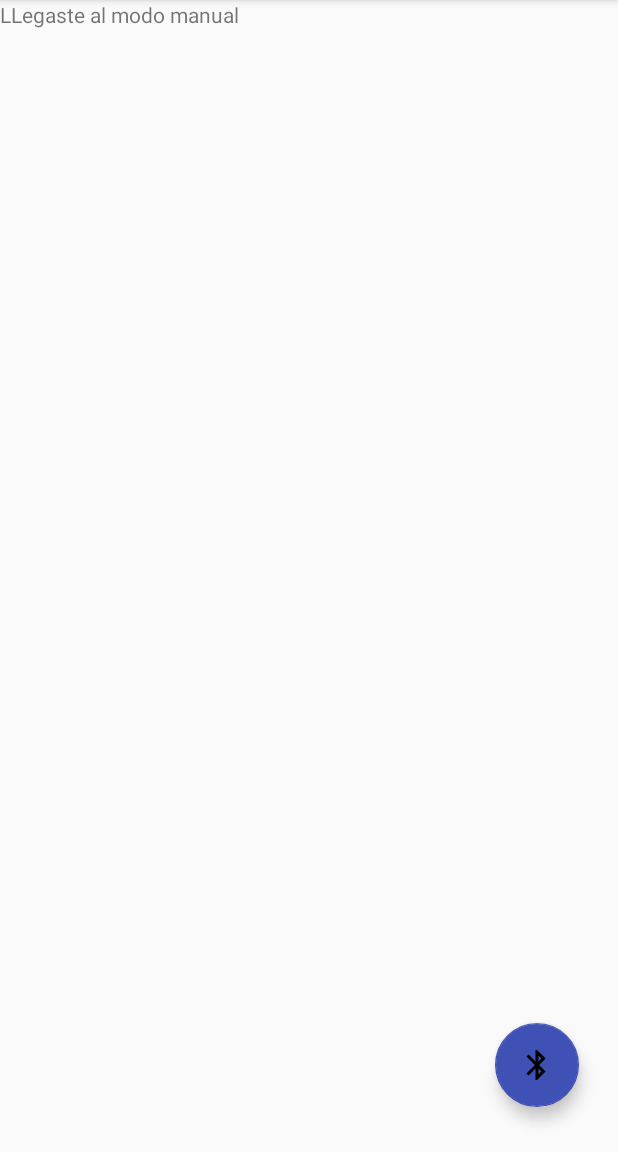
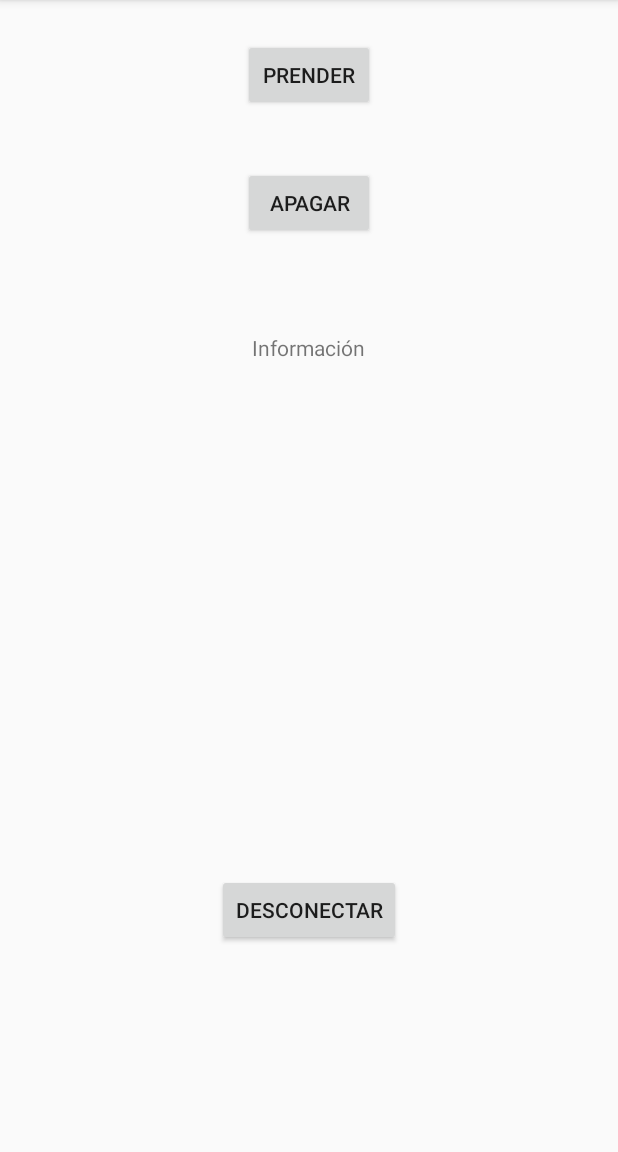
Before and after one commit to Alpercon/Crust-ceoM-vil, an Android app: the Manual screen opened directly, with no data from a screen before it, on a phone screen of 412 x 824 dp, the part 84-1236 px from its top. Run offline under Robolectric (Android 15) with nearby library versions, the phone set to English and light mode, and no system bars; network calls fail; 6 statements that could not run were skipped.

Commit message:
Conexion de bluetooth establecida

```diff
--- a/AppAndroid/Arduino/app/src/main/AndroidManifest.xml
+++ b/AppAndroid/Arduino/app/src/main/AndroidManifest.xml
@@ -4,6 +4,7 @@
 
     <uses-permission android:name="android.permission.BLUETOOTH" />
     <uses-permission android:name="android.permission.BLUETOOTH_ADMIN" />
+    <uses-permission android:name="android.permission.ACCESS_COARSE_LOCATION" />
 
     <application
         android:allowBackup="true"
--- a/AppAndroid/Arduino/app/src/main/java/com/example/epsilon/arduino/Manual.java
+++ b/AppAndroid/Arduino/app/src/main/java/com/example/epsilon/arduino/Manual.java
@@ -1,23 +1,220 @@
 package com.example.epsilon.arduino;
 
+import android.bluetooth.BluetoothAdapter;
+import android.bluetooth.BluetoothDevice;
+import android.bluetooth.BluetoothSocket;
 import android.content.Intent;
+import android.os.Handler;
 import android.support.design.widget.FloatingActionButton;
 import android.support.v7.app.AppCompatActivity;
 import android.os.Bundle;
 import android.view.View;
 import android.widget.Button;
+import android.widget.TextView;
 import android.widget.Toast;
+
+import java.io.IOException;
+import java.io.InputStream;
+import java.io.OutputStream;
+import java.util.UUID;
 
 public class Manual extends AppCompatActivity {
 
     FloatingActionButton blueBtn;
+    private int REQUEST_ENABLE_BT = 74;
+
+
+
+    //1)
+    Button IdEncender, IdApagar,IdDesconectar;
+    TextView IdBufferIn;
+
+    Handler bluetoothIn;
+    final int handlerState = 0;
+    private BluetoothAdapter btAdapter = null;
+    private BluetoothSocket btSocket = null;
+    private StringBuilder DataStringIN = new StringBuilder();
+    private ConnectedThread MyConexionBT;
+    // Identificador unico de servicio - SPP UUID
+    private static final UUID BTMODULEUUID = UUID.fromString("00001101-0000-1000-8000-00805F9B34FB");
+    // String para la direccion MAC
+    private static String address = null;
+    //-------------------------------------------
 
     @Override
     protected void onCreate(Bundle savedInstanceState) {
         super.onCreate(savedInstanceState);
         setContentView(R.layout.activity_manual);
 
-        listaDispActivity();
+        //listaDispActivity();No se usa, era para visualizar elementos bluetooth
+
+//2)
+        //Enlaza los controles con sus respectivas vistas
+        IdEncender = (Button) findViewById(R.id.IdEncender);
+        IdApagar = (Button) findViewById(R.id.IdApagar);
+        IdDesconectar = (Button) findViewById(R.id.IdDesconectar);
+        IdBufferIn = (TextView) findViewById(R.id.IdBufferIn);
+
+        bluetoothIn = new Handler() {
+            public void handleMessage(android.os.Message msg) {
+                if (msg.what == handlerState) {
+                    String readMessage = (String) msg.obj;
+                    DataStringIN.append(readMessage);
+
+                    int endOfLineIndex = DataStringIN.indexOf("#");
+
+                    if (endOfLineIndex > 0) {
+                        String dataInPrint = DataStringIN.substring(0, endOfLineIndex);
+                        IdBufferIn.setText("Dato: " + dataInPrint);//<-<- PARTE A MODIFICAR >->->
+                        DataStringIN.delete(0, DataStringIN.length());
+                    }
+                }
+            }
+        };
+
+        btAdapter = BluetoothAdapter.getDefaultAdapter(); // get Bluetooth adapter
+        EstadoBt();
+
+        // Configuracion onClick listeners para los botones
+        // para indicar que se realizara cuando se detecte
+        // el evento de Click
+        IdEncender.setOnClickListener(new View.OnClickListener() {
+            public void onClick(View v)
+            {
+                MyConexionBT.write("1");
+
+            }
+        });
+
+        IdApagar.setOnClickListener(new View.OnClickListener() {
+            public void onClick(View v) {
+                MyConexionBT.write("0");
+            }
+        });
+
+        IdDesconectar.setOnClickListener(new View.OnClickListener() {
+            public void onClick(View v) {
+                if (btSocket!=null)
+                {
+                    try {btSocket.close();}
+                    catch (IOException e)
+                    { Toast.makeText(getBaseContext(), "Error", Toast.LENGTH_SHORT).show();;}
+                }
+                finish();
+            }
+        });
+    }
+
+
+
+    private BluetoothSocket createBluetoothSocket(BluetoothDevice device) throws IOException
+    {
+        //crea un conexion de salida
+        return device.createRfcommSocketToServiceRecord(BTMODULEUUID);
+    }
+
+    @Override
+    public void onResume()
+    {
+        super.onResume();
+        //Consigue la direccion MAC desde DeviceListActivity via intent
+        Intent intent = getIntent();
+        //Consigue la direccion MAC desde DeviceListActivity via EXTRA
+        address = intent.getStringExtra(dispositivosBT.EXTRA_DEVICE_ADDRESS);//<-<- PARTE A MODIFICAR >->->
+        //Setea la direccion MAC
+        BluetoothDevice device = btAdapter.getRemoteDevice(address);
+
+        try
+        {
+            btSocket = createBluetoothSocket(device);
+        } catch (IOException e) {
+            Toast.makeText(getBaseContext(), "La creacción del Socket fallo", Toast.LENGTH_LONG).show();
+        }
+        // Establece la conexión con el socket Bluetooth.
+        try
+        {
+            btSocket.connect();
+        } catch (IOException e) {
+            try {
+                btSocket.close();
+            } catch (IOException e2) {}
+        }
+        MyConexionBT = new ConnectedThread(btSocket);
+        MyConexionBT.start();
+    }
+
+    @Override
+    public void onPause()
+    {
+        super.onPause();
+        try
+        { //Evita que se deje abierto el socket
+            btSocket.close();
+        } catch (IOException e2) {}
+    }
+
+    private void EstadoBt() {
+        btAdapter = BluetoothAdapter.getDefaultAdapter();
+        if (btAdapter == null) {
+            Toast.makeText(getBaseContext(), "El dispositivo no soporta Bluetooth", Toast.LENGTH_SHORT).show();
+        }
+
+        if (!btAdapter.isEnabled()) {
+            Intent enableBtIntent = new Intent(BluetoothAdapter.ACTION_REQUEST_ENABLE);
+            startActivityForResult(enableBtIntent, REQUEST_ENABLE_BT);
+        }
+
+    }
+
+    //Crea la clase que permite crear el evento de conexion
+    private class ConnectedThread extends Thread
+    {
+        private final InputStream mmInStream;
+        private final OutputStream mmOutStream;
+
+        public ConnectedThread(BluetoothSocket socket)
+        {
+            InputStream tmpIn = null;
+            OutputStream tmpOut = null;
+            try
+            {
+                tmpIn = socket.getInputStream();
+                tmpOut = socket.getOutputStream();
+            } catch (IOException e) { }
+            mmInStream = tmpIn;
+            mmOutStream = tmpOut;
+        }
+
+        public void run()
+        {
+            byte[] buffer = new byte[256];
+            int bytes;
+
+            // Se mantiene en modo escucha para determinar el ingreso de datos
+            while (true) {
+                try {
+                    bytes = mmInStream.read(buffer);
+                    String readMessage = new String(buffer, 0, bytes);
+                    // Envia los datos obtenidos hacia el evento via handler
+                    bluetoothIn.obtainMessage(handlerState, bytes, -1, readMessage).sendToTarget();
+                } catch (IOException e) {
+                    break;
+                }
+            }
+        }
+        //Envio de trama
+        public void write(String input)
+        {
+            try {
+                mmOutStream.write(input.getBytes());
+            }
+            catch (IOException e)
+            {
+                //si no es posible enviar datos se cierra la conexión
+                Toast.makeText(getBaseContext(), "La Conexión fallo", Toast.LENGTH_LONG).show();
+                finish();
+            }
+        }
     }
 
 
@@ -25,7 +222,9 @@ public class Manual extends AppCompatActivity {
 
 
 
-    public void listaDispActivity(){
+
+
+    /*public void listaDispActivity(){
         blueBtn = (FloatingActionButton)findViewById(R.id.bluetoothButton);
 
         blueBtn.setOnClickListener(new View.OnClickListener(){
@@ -37,7 +236,7 @@ public class Manual extends AppCompatActivity {
                 Toast.makeText(getApplicationContext(), "Dispositivos Bluetooth", Toast.LENGTH_SHORT).show();
             }
         });
-    }
+    }*/
 
 
 
--- a/AppAndroid/Arduino/app/src/main/java/com/example/epsilon/arduino/RecyclerViewAdaptador.java
+++ b/AppAndroid/Arduino/app/src/main/java/com/example/epsilon/arduino/RecyclerViewAdaptador.java
@@ -41,7 +41,7 @@ public class RecyclerViewAdaptador extends RecyclerView.Adapter<RecyclerViewAdap
             switch (v.getId()){
                 case R.id.botonCard:
                     if(titulo.getText() == "Manual") {
-                        Intent intent = new Intent(context, Manual.class);
+                        Intent intent = new Intent(context, dispositivosBT.class);
                         context.startActivity(intent);
                         break;
                     }else{
--- a/AppAndroid/Arduino/app/src/main/res/layout/activity_dispositivos_bt.xml
+++ b/AppAndroid/Arduino/app/src/main/res/layout/activity_dispositivos_bt.xml
@@ -15,11 +15,11 @@
         android:textAlignment="center"
         android:textSize="18sp"
         android:textStyle="bold"
-        android:text="Dispositivos Vinculados"
+        android:text="Dispositivos Disponibles"
         />
 
     <ListView
-        android:id="@+id/IdLista"
+        android:id="@+id/listaDispositivos"
         android:layout_width="match_parent"
         android:layout_height="match_parent"
         android:layout_below="@+id/TituloBt"
--- a/AppAndroid/Arduino/app/src/main/res/layout/activity_manual.xml
+++ b/AppAndroid/Arduino/app/src/main/res/layout/activity_manual.xml
@@ -9,23 +9,45 @@
     <TextView
         android:layout_width="wrap_content"
         android:layout_height="wrap_content"
+        />
 
-        android:text="LLegaste al modo manual"/>
 
-    <android.support.design.widget.FloatingActionButton
-        android:id="@+id/bluetoothButton"
+
+    <Button
+        android:id="@+id/IdEncender"
+        android:layout_width="wrap_content"
+        android:layout_height="wrap_content"
+        android:layout_alignParentTop="true"
+        android:layout_centerHorizontal="true"
+        android:layout_marginTop="26dp"
+        android:text="Prender" />
+
+    <Button
+        android:id="@+id/IdApagar"
+        android:layout_width="wrap_content"
+        android:layout_height="wrap_content"
+        android:layout_alignParentTop="true"
+        android:layout_centerHorizontal="true"
+        android:layout_marginTop="111dp"
+        android:text="Apagar" />
+
+    <Button
+        android:id="@+id/IdDesconectar"
         android:layout_width="wrap_content"
         android:layout_height="wrap_content"
         android:layout_alignParentBottom="true"
-        android:layout_alignParentEnd="true"
-        android:layout_gravity="end|bottom"
-        android:layout_marginBottom="30dp"
-        android:layout_marginEnd="26dp"
-        android:src="@drawable/bluetooth"
-        tools:layout_editor_absoluteX="304dp"
-        tools:layout_editor_absoluteY="419dp" />
+        android:layout_centerHorizontal="true"
+        android:layout_marginBottom="137dp"
+        android:text="Desconectar" />
 
-
+    <TextView
+        android:id="@+id/IdBufferIn"
+        android:layout_width="wrap_content"
+        android:layout_height="wrap_content"
+        android:layout_alignParentTop="true"
+        android:layout_centerHorizontal="true"
+        android:layout_marginTop="222dp"
+        android:text="Información" />
 
 
 </RelativeLayout>
```
Also changed, not shown: AppAndroid/Arduino/app/src/main/java/com/example/epsilon/arduino/dispositivosBT.java (+37 -22 lines), 1 other file.
